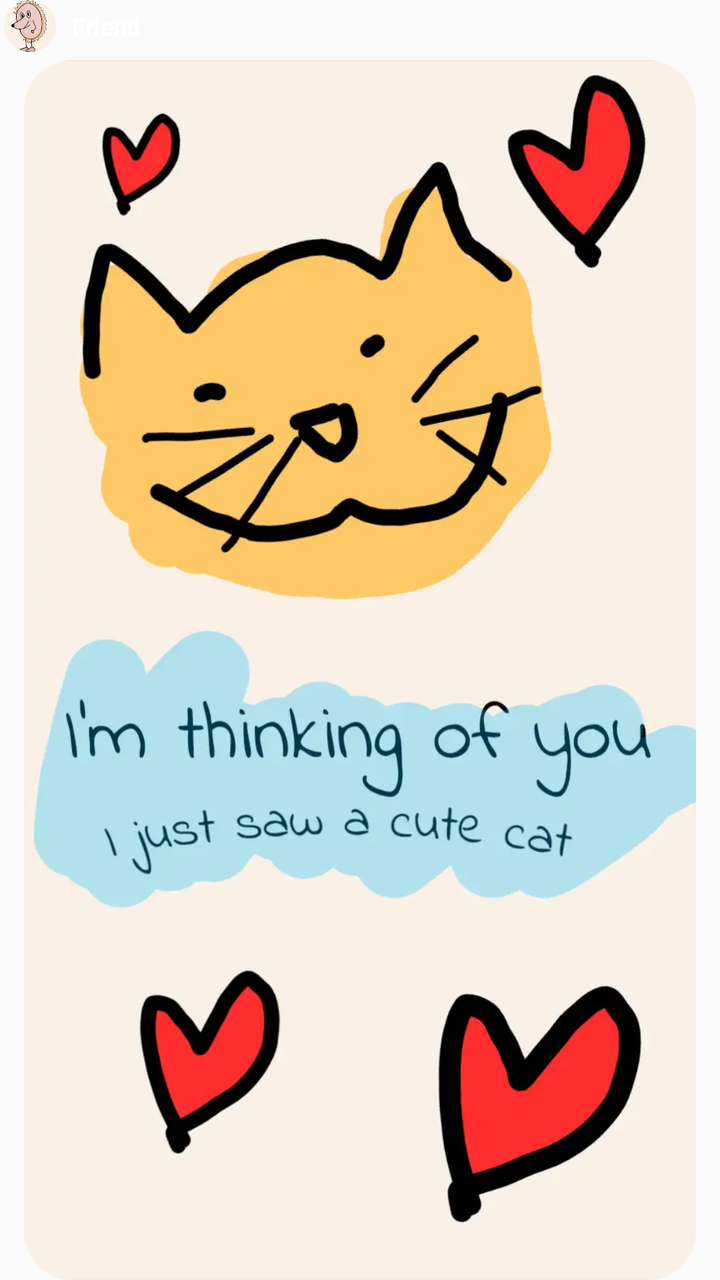
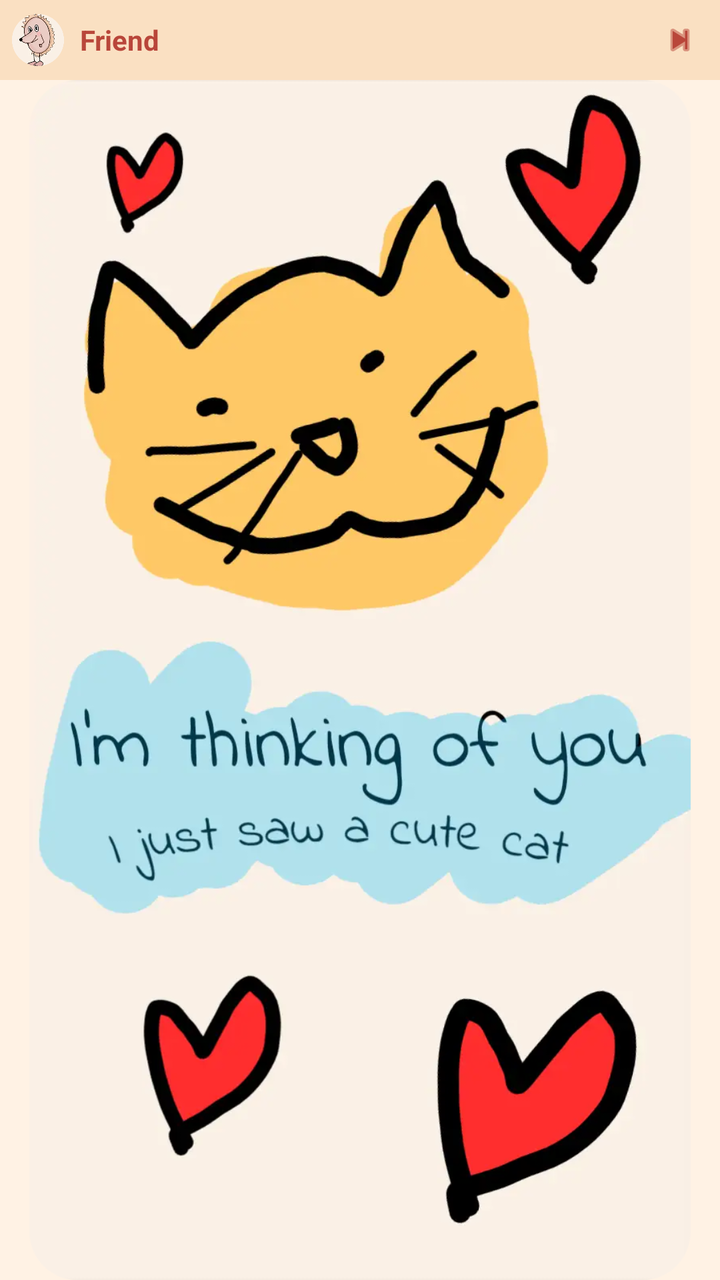

The first picture is an Android layout as it rendered before a commit; the second is the same layout after the commit. The layout source and the unified diff follow.
<!-- AndroidManifest.xml: application theme AppTheme -->
<!-- res/layout/widget_image.xml -->
<?xml version="1.0" encoding="utf-8"?>
<RelativeLayout xmlns:android="http://schemas.android.com/apk/res/android"
    xmlns:app="http://schemas.android.com/apk/res-auto"
    android:layout_width="match_parent"
    android:layout_height="match_parent">

    <LinearLayout
        android:id="@+id/topRow"
        android:layout_width="match_parent"
        android:layout_height="wrap_content"
        android:layout_alignParentTop="true"
        android:layout_marginStart="2dp"
        android:layout_marginBottom="4dp"
        android:orientation="horizontal">

        <ImageView
            android:id="@+id/widget_image_avatar"
            android:layout_width="26dp"
            android:layout_height="26dp"
            android:src="@drawable/avatar" />

        <TextView
            android:id="@+id/widget_image_user"
            android:layout_width="wrap_content"
            android:layout_height="wrap_content"
            android:layout_gravity="center_vertical"
            android:layout_marginStart="8dp"
            android:text="Friend"
            android:textColor="#FFFFFF"
            android:textSize="12sp"
            android:textStyle="bold" />

    </LinearLayout>

    <ImageView
        android:id="@+id/widget_image_drawing"
        android:layout_width="match_parent"
        android:layout_height="match_parent"
        android:layout_below="@id/topRow"
        android:contentDescription="@string/add_widget"
        android:cropToPadding="true"
        android:scaleType="fitCenter"
        android:src="@drawable/cat"
        app:srcCompat="@drawable/cat" />

</RelativeLayout>
<!-- resources referenced by this layout -->
<resources>
  <!-- drawable avatar: png bitmap (drawable, 62404 bytes) -->
  <!-- drawable cat: png bitmap (drawable, 511873 bytes) -->
  <string name="add_widget">Add widget</string>
  <style name="AppTheme" parent="Theme.AppCompat.Light.DarkActionBar">
          
          <item name="colorPrimary">@color/colorPrimary</item>
          <item name="colorPrimaryDark">@color/colorPrimaryDark</item>
          <item name="colorAccent">@color/colorAccent</item>
      </style>
</resources>

<!-- the commit's change to res/layout/widget_image.xml (unified diff, before → after) -->
@@ -2,45 +2,60 @@
 <RelativeLayout xmlns:android="http://schemas.android.com/apk/res/android"
     xmlns:app="http://schemas.android.com/apk/res-auto"
     android:layout_width="match_parent"
-    android:layout_height="match_parent">
+    android:layout_height="match_parent"
+    android:background="#FFF2E4">
 
-    <LinearLayout
+    <RelativeLayout
         android:id="@+id/topRow"
         android:layout_width="match_parent"
         android:layout_height="wrap_content"
         android:layout_alignParentTop="true"
-        android:layout_marginStart="2dp"
-        android:layout_marginBottom="4dp"
-        android:orientation="horizontal">
+        android:padding="6dp"
+        android:background="#FAE0C2">
+
+        <LinearLayout
+            android:layout_width="wrap_content"
+            android:layout_height="wrap_content"
+            android:layout_alignParentStart="true"
+            android:layout_centerVertical="true"
+            android:orientation="horizontal">
+
+            <ImageView
+                android:id="@+id/widget_image_avatar"
+                android:layout_width="26dp"
+                android:layout_height="26dp"
+                android:src="@drawable/avatar" />
+
+            <TextView
+                android:id="@+id/widget_image_user"
+                android:layout_width="wrap_content"
+                android:layout_height="wrap_content"
+                android:layout_gravity="center_vertical"
+                android:layout_marginStart="8dp"
+                android:text="Friend"
+                android:textColor="#B9463A"
+                android:textSize="14sp"
+                android:textStyle="bold" />
+        </LinearLayout>
 
         <ImageView
-            android:id="@+id/widget_image_avatar"
-            android:layout_width="26dp"
-            android:layout_height="26dp"
-            android:src="@drawable/avatar" />
-
-        <TextView
-            android:id="@+id/widget_image_user"
-            android:layout_width="wrap_content"
-            android:layout_height="wrap_content"
-            android:layout_gravity="center_vertical"
-            android:layout_marginStart="8dp"
-            android:text="Friend"
-            android:textColor="#FFFFFF"
-            android:textSize="12sp"
-            android:textStyle="bold" />
-
-    </LinearLayout>
+            android:id="@+id/widget_button_next"
+            android:layout_width="28dp"
+            android:layout_height="28dp"
+            android:layout_alignParentEnd="true"
+            android:layout_centerVertical="true"
+            android:padding="4dp"
+            android:src="@android:drawable/ic_media_next"
+            android:tint="#B9463A" /> </RelativeLayout>
 
     <ImageView
         android:id="@+id/widget_image_drawing"
         android:layout_width="match_parent"
         android:layout_height="match_parent"
         android:layout_below="@id/topRow"
-        android:contentDescription="@string/add_widget"
-        android:cropToPadding="true"
-        android:scaleType="fitCenter"
+        android:contentDescription="Latest Sketchmate Drawing"
         android:src="@drawable/cat"
-        app:srcCompat="@drawable/cat" />
+        app:srcCompat="@drawable/cat"
+        android:scaleType="fitCenter" />
 
 </RelativeLayout>
<!-- resource entries referenced after the edit -->
@@ -2,7 +2,6 @@
 <resources>
   <!-- drawable avatar: png bitmap (drawable, 62404 bytes) -->
   <!-- drawable cat: png bitmap (drawable, 511873 bytes) -->
-  <string name="add_widget">Add widget</string>
   <style name="AppTheme" parent="Theme.AppCompat.Light.DarkActionBar">
           
           <item name="colorPrimary">@color/colorPrimary</item>
